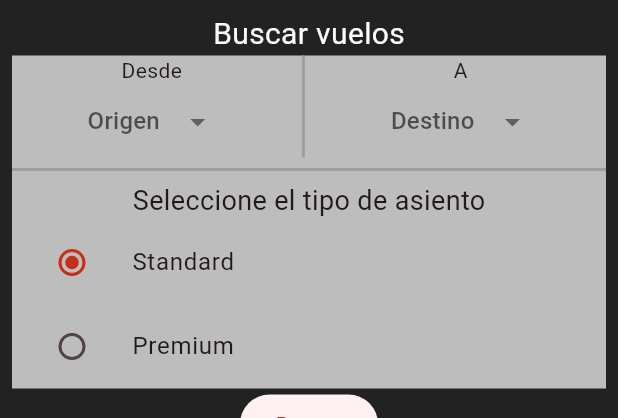
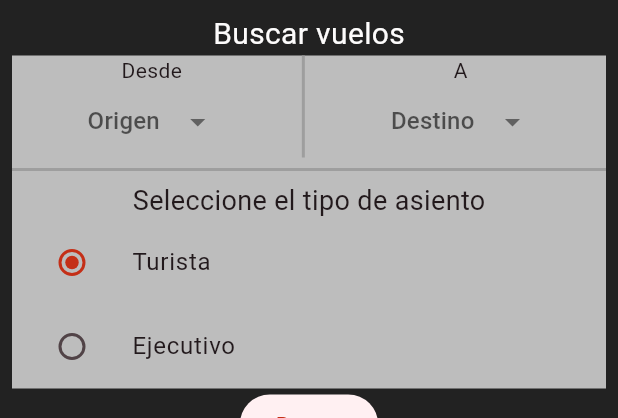
Before and after one commit to Carlos12001/TECAir_Final, a Flutter app: the screen it shows after launch, item 2 of the bottom bar chosen, on a phone screen of 412 x 824 dp, the part 84-502 px from its top. Run offline on Flutter 3.47's test engine with Material 2 defaults, Android fonts, the phone set to English and light mode, and no system bars; our stand-ins replace carousel_slider, sqflite; missing offline and left inert: dart:ffi; accounts and stored records are empty.

Commit message:
change type of seat

```diff
--- a/mobile/emiratec/lib/components/class_selection.dart
+++ b/mobile/emiratec/lib/components/class_selection.dart
@@ -1,10 +1,10 @@
 import 'package:flutter/material.dart';
 
-enum seatType { Standard, Premium }
+enum seatType { Turista, Ejecutivo }
 
 class classSelection extends StatefulWidget {
   classSelection({super.key});
-  seatType? _seatType = seatType.Standard;
+  seatType? _seatType = seatType.Turista;
   @override
   State<classSelection> createState() => _classSelectionState();
 
@@ -18,9 +18,9 @@ class _classSelectionState extends State<classSelection> {
     return Column(
       children: <Widget>[
         ListTile(
-          title: const Text("Standard"),
+          title: const Text("Turista"),
           leading: Radio<seatType>(
-            value: seatType.Standard,
+            value: seatType.Turista,
             groupValue: widget._seatType,
             onChanged: (seatType? value) {
               setState(() {
@@ -30,9 +30,9 @@ class _classSelectionState extends State<classSelection> {
           ),
         ),
         ListTile(
-          title: const Text("Premium"),
+          title: const Text("Ejecutivo"),
           leading: Radio<seatType>(
-            value: seatType.Premium,
+            value: seatType.Ejecutivo,
             groupValue: widget._seatType,
             onChanged: (seatType? value) {
               setState(() {
```
Also changed, not shown: mobile/emiratec/lib/BD/todo_db.dart (+9 -0 lines).
